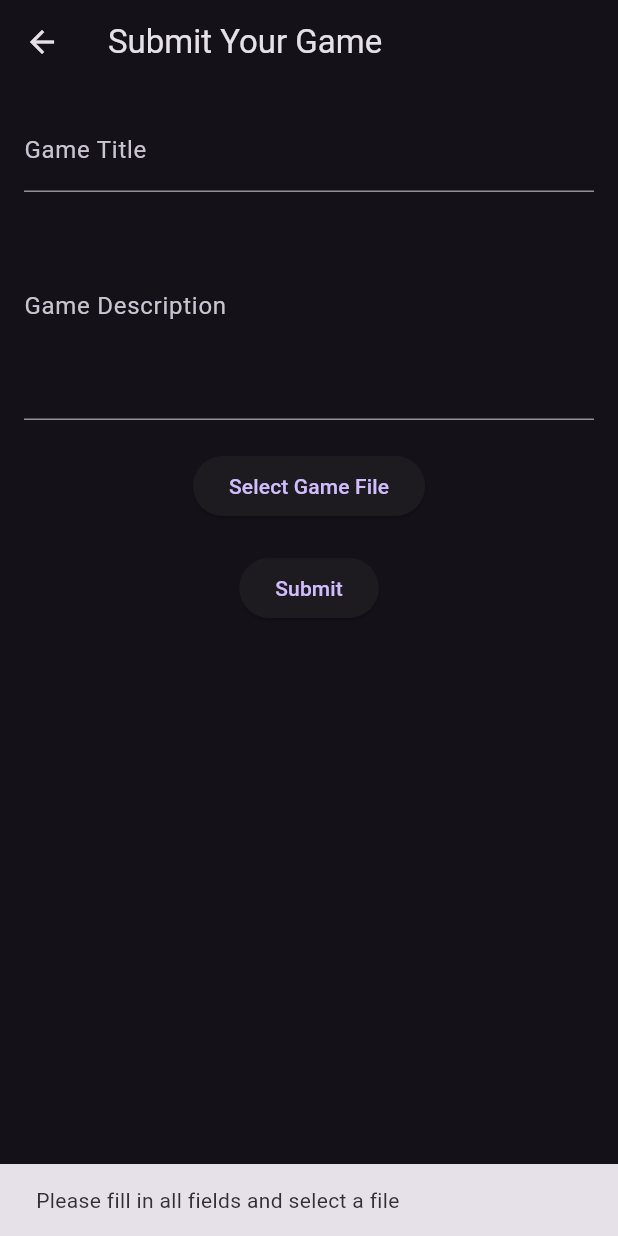
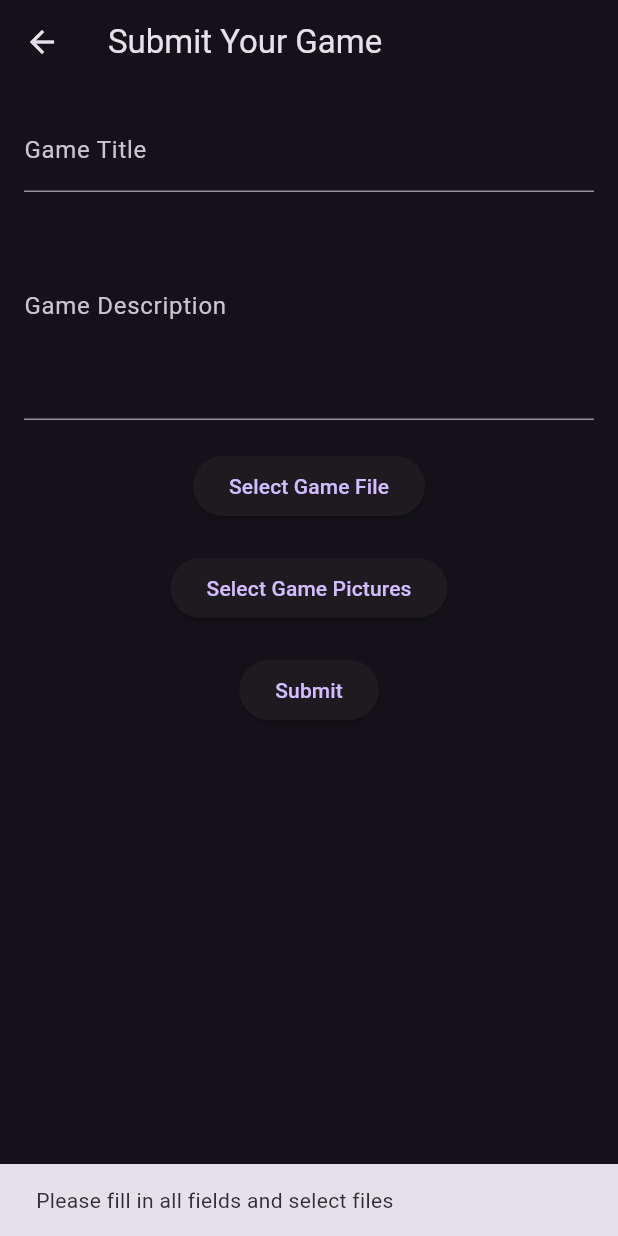
Before and after one commit to Isuru-Eranda/game_arcade, a Flutter app: the GameSubmissionForm screen opened directly, after a tap on "Submit", on a phone screen of 412 x 824 dp. Run offline on Flutter 3.47's test engine with Material 3 defaults, Android fonts, the phone set to English and light mode, and no system bars; our stand-ins replace cloud_firestore, file_picker, firebase_auth, firebase_core, firebase_storage; missing offline and left inert: flame; accounts and stored records are empty.

Commit message:
submission_form

```diff
--- a/lib/games/game1/screens/game_play.dart
+++ b/lib/games/game1/screens/game_play.dart
@@ -16,6 +16,7 @@ class GamePlay extends StatelessWidget {
       DeviceOrientation.landscapeRight,
     ]);
 
+    // ignore: deprecated_member_use
     return WillPopScope(
       onWillPop: () async {
         // Reset to portrait mode when exiting the game
--- /dev/null
+++ b/lib/models/game_submission.dart
@@ -0,0 +1,48 @@
+import 'package:cloud_firestore/cloud_firestore.dart';
+
+class GameSubmission {
+  final String title;
+  final String description;
+  final String gameFileUrl;
+  final String gamePictureUrl;
+  final String email;
+  final String status;
+  final Timestamp submittedAt;
+
+  GameSubmission({
+    required this.title,
+    required this.description,
+    required this.gameFileUrl,
+    required this.gamePictureUrl,
+    required this.email,
+    required this.status,
+    required this.submittedAt,
+  });
+
+  // Convert Firestore document to GameSubmission object
+  factory GameSubmission.fromFirestore(DocumentSnapshot doc) {
+    final data = doc.data() as Map<String, dynamic>;
+    return GameSubmission(
+      title: data['title'] ?? '',
+      description: data['description'] ?? '',
+      gameFileUrl: data['gameFileUrl'] ?? '',
+      gamePictureUrl: data['gamePictureUrl'] ?? '',
+      email: data['email'] ?? '',
+      status: data['status'] ?? 'pending',
+      submittedAt: data['submittedAt'] ?? Timestamp.now(),
+    );
+  }
+
+  // Convert GameSubmission object to Map for Firestore
+  Map<String, dynamic> toMap() {
+    return {
+      'title': title,
+      'description': description,
+      'gameFileUrl': gameFileUrl,
+      'gamePictureUrl': gamePictureUrl,
+      'email': email,
+      'status': status,
+      'submittedAt': submittedAt,
+    };
+  }
+}
--- a/lib/screens/game_submission_form.dart
+++ b/lib/screens/game_submission_form.dart
@@ -1,8 +1,6 @@
 import 'package:flutter/material.dart';
-import 'package:cloud_firestore/cloud_firestore.dart';
-import 'package:firebase_storage/firebase_storage.dart';
 import 'package:file_picker/file_picker.dart';
-import 'package:firebase_auth/firebase_auth.dart'; // Import Firebase Auth
+import 'package:game_arcade/controllers/game_submission_controller.dart';
 
 class GameSubmissionForm extends StatefulWidget {
   const GameSubmissionForm({super.key});
@@ -14,25 +12,44 @@ class GameSubmissionForm extends StatefulWidget {
 class _GameSubmissionFormState extends State<GameSubmissionForm> {
   final TextEditingController _titleController = TextEditingController();
   final TextEditingController _descriptionController = TextEditingController();
+  final GameSubmissionController _controller = GameSubmissionController();
   bool _isSubmitting = false;
-  PlatformFile? _selectedFile;
+  PlatformFile? _selectedGameFile;
+  List<PlatformFile> _selectedGamePictures = [];
 
-  Future<void> _pickFile() async {
+  // Method to pick the game file
+  Future<void> _pickGameFile() async {
     final result = await FilePicker.platform.pickFiles();
 
     if (result != null) {
       setState(() {
-        _selectedFile = result.files.first;
+        _selectedGameFile = result.files.first;
       });
     }
   }
 
+  // Method to pick multiple game pictures
+  Future<void> _pickGamePictures() async {
+    final result = await FilePicker.platform.pickFiles(
+      type: FileType.image,
+      allowMultiple: true,
+    );
+
+    if (result != null) {
+      setState(() {
+        _selectedGamePictures = result.files;
+      });
+    }
+  }
+
+  // Method to submit the game
   Future<void> _submitGame() async {
     if (_titleController.text.isEmpty ||
         _descriptionController.text.isEmpty ||
-        _selectedFile == null) {
+        _selectedGameFile == null ||
+        _selectedGamePictures.isEmpty) {
       ScaffoldMessenger.of(context).showSnackBar(
-        const SnackBar(content: Text('Please fill in all fields and select a file')),
+        const SnackBar(content: Text('Please fill in all fields and select files')),
       );
       return;
     }
@@ -42,34 +59,12 @@ class _GameSubmissionFormState extends State<GameSubmissionForm> {
     });
 
     try {
-      // Get the current user's email
-      final User? user = FirebaseAuth.instance.currentUser;
-      if (user == null) {
-        ScaffoldMessenger.of(context).showSnackBar(
-          const SnackBar(content: Text('You must be logged in to submit a game')),
-        );
-        return;
-      }
-      final String email = user.email!;
-
-      // Upload the file to Firebase Storage
-      final storageRef = FirebaseStorage.instance
-          .ref()
-          .child('games/${_selectedFile!.name}');
-      await storageRef.putData(_selectedFile!.bytes!);
-
-      // Get the download URL
-      final downloadUrl = await storageRef.getDownloadURL();
-
-      // Save metadata to Firestore
-      await FirebaseFirestore.instance.collection('game_submissions').add({
-        'title': _titleController.text,
-        'description': _descriptionController.text,
-        'fileUrl': downloadUrl,
-        'email': email, // Store the user's email
-        'status': 'pending', // Default status
-        'submittedAt': Timestamp.now(),
-      });
+      await _controller.submitGame(
+        title: _titleController.text,
+        description: _descriptionController.text,
+        gameFile: _selectedGameFile!,
+        gamePictures: _selectedGamePictures,
+      );
 
       ScaffoldMessenger.of(context).showSnackBar(
         const SnackBar(content: Text('Game submitted successfully!')),
@@ -105,13 +100,28 @@ class _GameSubmissionFormState extends State<GameSubmissionForm> {
             ),
             const SizedBox(height: 20),
             ElevatedButton(
-              onPressed: _pickFile,
+              onPressed: _pickGameFile,
               child: const Text('Select Game File'),
             ),
-            if (_selectedFile != null)
+            if (_selectedGameFile != null)
               Padding(
                 padding: const EdgeInsets.only(top: 10),
-                child: Text('Selected File: ${_selectedFile!.name}'),
+                child: Text('Selected Game File: ${_selectedGameFile!.name}'),
+              ),
+            const SizedBox(height: 20),
+            ElevatedButton(
+              onPressed: _pickGamePictures,
+              child: const Text('Select Game Pictures'),
+            ),
+            if (_selectedGamePictures.isNotEmpty)
+              Padding(
+                padding: const EdgeInsets.only(top: 10),
+                child: Column(
+                  crossAxisAlignment: CrossAxisAlignment.start,
+                  children: _selectedGamePictures
+                      .map((picture) => Text('Selected Picture: ${picture.name}'))
+                      .toList(),
+                ),
               ),
             const SizedBox(height: 20),
             _isSubmitting
--- a/lib/screens/home_screen.dart
+++ b/lib/screens/home_screen.dart
@@ -60,8 +60,8 @@ class _HomeScreenState extends State<HomeScreen> {
                   MaterialPageRoute(builder: (context) => const GameSubmissionForm()),
                 );
               },
+              backgroundColor: Colors.orange,
               child: const Icon(Icons.add),
-              backgroundColor: Colors.orange,
             )
           : null, // Show FAB only on the Home tab
     );
--- a/pubspec.yaml
+++ b/pubspec.yaml
@@ -43,7 +43,8 @@ dependencies:
   firebase_auth: ^5.5.1
   cloud_firestore: ^5.6.5
   file_picker: ^5.2.3
-  firebase_storage: ^11.0.0
+  firebase_storage: 12.4.4
+  provider: ^6.1.3
 
 dev_dependencies:
   flutter_test:
```
Also changed, not shown: lib/controllers/auth_controller.dart (added, +72 -0 lines), lib/controllers/game_submission_controller.dart (added, +77 -0 lines), lib/main.dart (+19 -4 lines), lib/models/signup_model.dart (added, +29 -0 lines), lib/screens/login.dart (+41 -37 lines), lib/screens/signup.dart (added, +135 -0 lines), lib/screens/sing_up.dart (deleted, +0 -118 lines), pubspec.lock.
